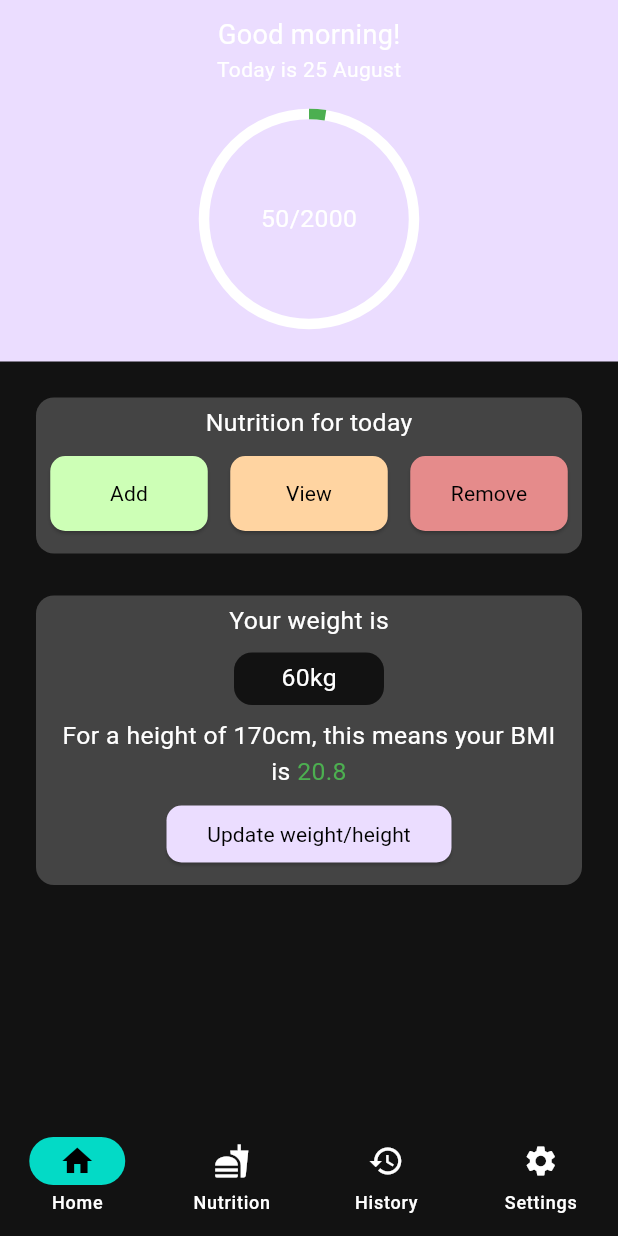
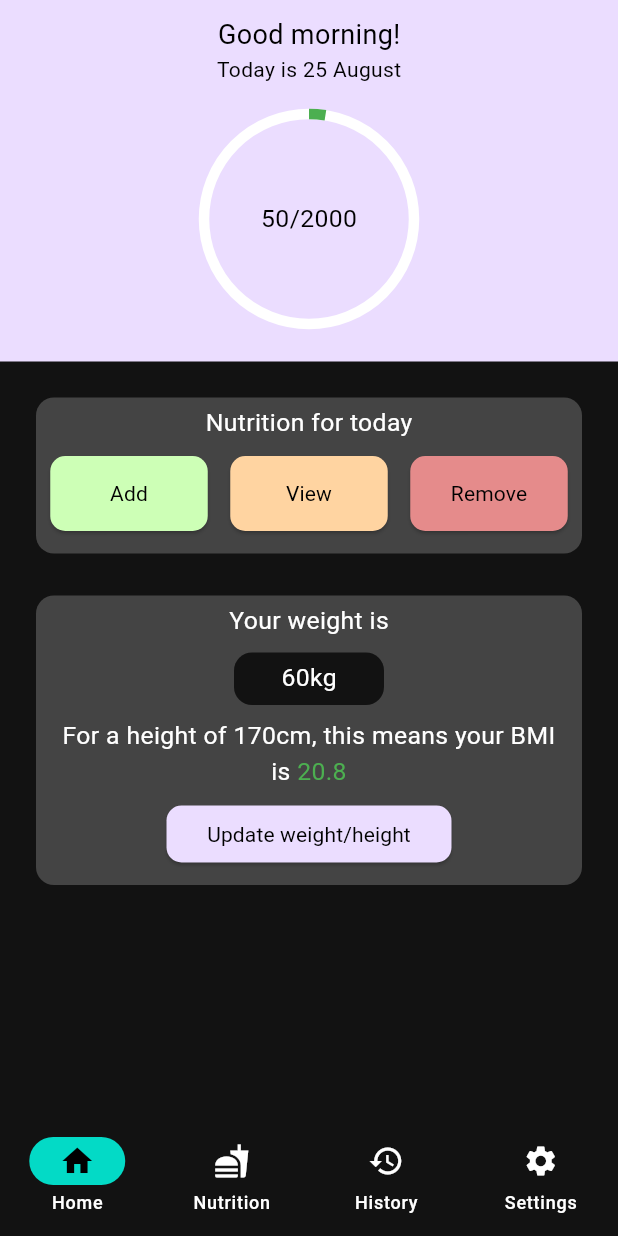
Before and after one commit to smstone0/Caloric, a Flutter app: the screen it shows after launch, on a phone screen of 412 x 824 dp. Run offline on Flutter 3.47's test engine with Material 2 defaults, Android fonts, the phone set to English and light mode, and no system bars; our stand-ins replace sqflite; accounts and stored records are empty.

Commit message:
computeLuminance to determine white/black text

```diff
--- a/lib/pages/today_page.dart
+++ b/lib/pages/today_page.dart
@@ -17,8 +17,10 @@ class TodayPage extends StatelessWidget {
         SystemUiOverlayStyle(statusBarColor: Theme.of(context).primaryColor));
     String timeOfDay;
     String month;
-
     DateTime time = DateTime.parse(DateTime.now().toString());
+    Color textColour = Theme.of(context).primaryColor.computeLuminance() >= 0.5
+        ? Colors.black
+        : Colors.white;
 
     if (time.hour >= 0 && time.hour < 12) {
       timeOfDay = "morning";
@@ -87,8 +89,9 @@ class TodayPage extends StatelessWidget {
                     child: Column(
                       children: [
                         Text("Good $timeOfDay!",
-                            style: const TextStyle(fontSize: 18)),
-                        Text("Today is ${time.day} $month"),
+                            style: TextStyle(fontSize: 18, color: textColour)),
+                        Text("Today is ${time.day} $month",
+                            style: TextStyle(color: textColour)),
                         const SizedBox(height: 20),
                         CalorieRing(size: 140, target: settings.calorieGoal),
                         const SizedBox(height: 10),
--- a/lib/widgets/calorie_ring.dart
+++ b/lib/widgets/calorie_ring.dart
@@ -24,7 +24,11 @@ class CalorieRing extends StatelessWidget {
           ),
         ),
         Text("$calories/${target.round()}",
-            style: const TextStyle(fontSize: 16.5)),
+            style: TextStyle(
+                fontSize: 16.5,
+                color: Theme.of(context).primaryColor.computeLuminance() >= 0.5
+                    ? Colors.black
+                    : Colors.white)),
       ],
     );
   }
```
